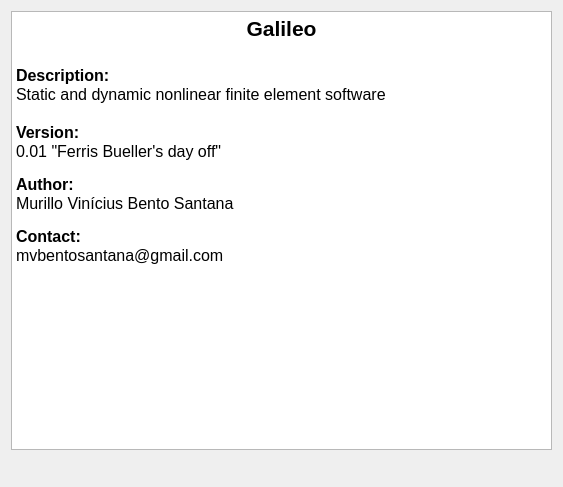
The window that gui/ui/Help/About.ui (hrsantiago/galileo-nathalia) describes before a commit, drawn with Qt 5.
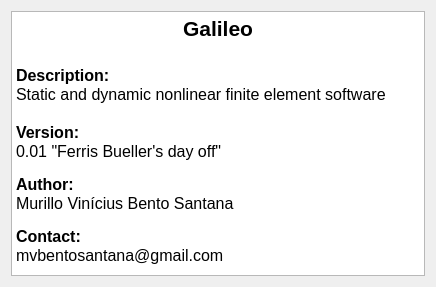
The same window after the commit. Icons and pictures are not drawn. Custom widgets are drawn as their Qt base class.

Diff of the .ui file:
```diff
--- a/gui/ui/Help/About.ui
+++ b/gui/ui/Help/About.ui
@@ -9,50 +9,15 @@
    <rect>
     <x>0</x>
     <y>0</y>
-    <width>563</width>
-    <height>487</height>
+    <width>436</width>
+    <height>287</height>
    </rect>
   </property>
   <property name="windowTitle">
    <string>Galileo - About</string>
   </property>
   <layout class="QGridLayout" name="gridLayout">
-   <item row="1" column="1">
-    <widget class="gui::util::Click_Label" name="logo">
-     <property name="maximumSize">
-      <size>
-       <width>174</width>
-       <height>200</height>
-      </size>
-     </property>
-     <property name="toolTip">
-      <string>Galileo Galilei</string>
-     </property>
-     <property name="text">
-      <string/>
-     </property>
-     <property name="pixmap">
-      <pixmap resource="../../rsc/galileo.qrc">:/images/galileo.jpg</pixmap>
-     </property>
-     <property name="scaledContents">
-      <bool>true</bool>
-     </property>
-    </widget>
-   </item>
-   <item row="1" column="0">
-    <spacer name="spacer_1">
-     <property name="orientation">
-      <enum>Qt::Horizontal</enum>
-     </property>
-     <property name="sizeHint" stdset="0">
-      <size>
-       <width>40</width>
-       <height>20</height>
-      </size>
-     </property>
-    </spacer>
-   </item>
-   <item row="0" column="0" colspan="5">
+   <item row="0" column="0" colspan="3">
     <widget class="QTextBrowser" name="text">
      <property name="html">
       <string>&lt;!DOCTYPE HTML PUBLIC &quot;-//W3C//DTD HTML 4.0//EN&quot; &quot;http://www.w3.org/TR/REC-html40/strict.dtd&quot;&gt;
@@ -75,28 +40,8 @@
      </property>
     </widget>
    </item>
-   <item row="1" column="2">
-    <spacer name="spacer_2">
-     <property name="orientation">
-      <enum>Qt::Horizontal</enum>
-     </property>
-     <property name="sizeHint" stdset="0">
-      <size>
-       <width>40</width>
-       <height>20</height>
-      </size>
-     </property>
-    </spacer>
-   </item>
   </layout>
  </widget>
- <customwidgets>
-  <customwidget>
-   <class>gui::util::Click_Label</class>
-   <extends>QLabel</extends>
-   <header>Util/Click_Label.h</header>
-  </customwidget>
- </customwidgets>
  <resources>
   <include location="../../rsc/galileo.qrc"/>
  </resources>
```
